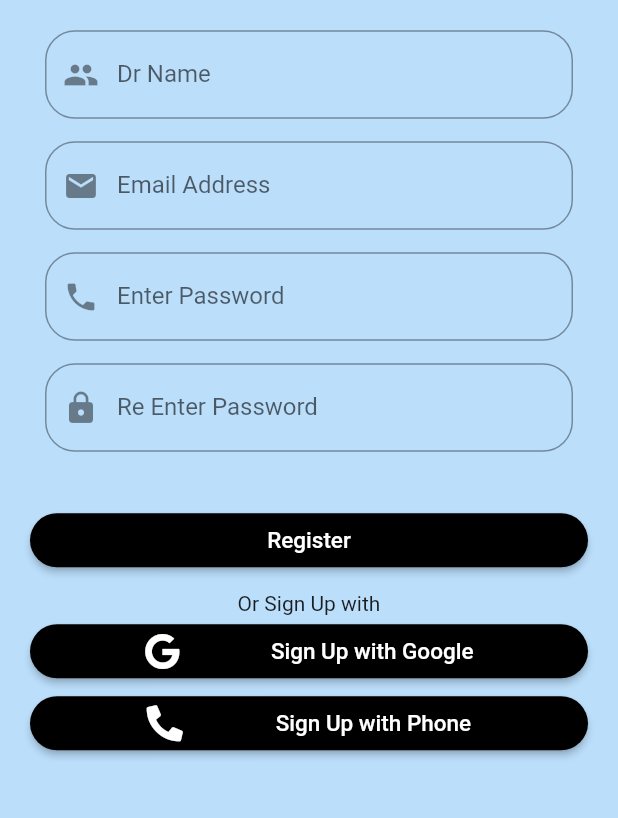
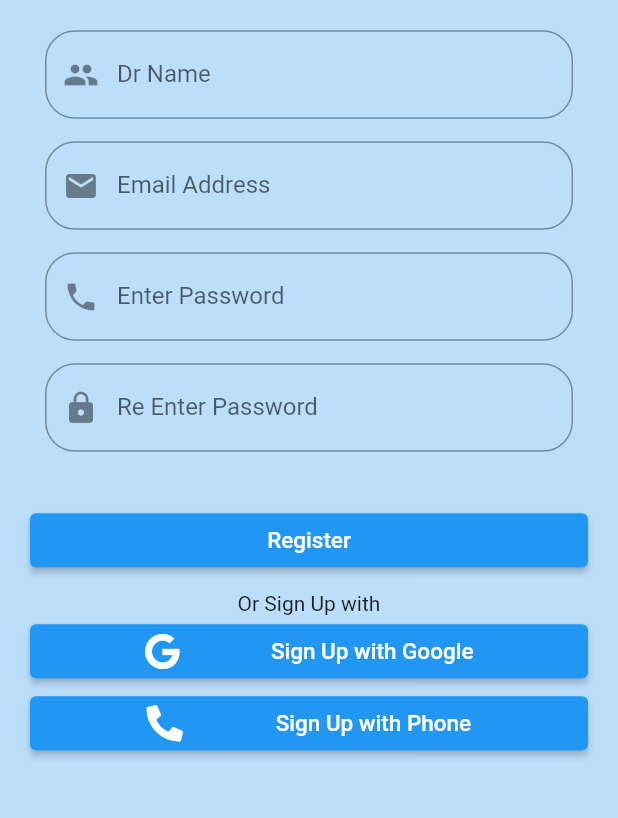
Before and after one commit to keshavpar/AyurcareKeshav, a Flutter app: the screen it shows after launch, after a tap on "Dont Have an Account? Sign Up", on a phone screen of 412 x 824 dp, the part 260-1078 px from its top. Run offline on Flutter 3.47's test engine with Material 2 defaults, Android fonts, the phone set to English and light mode, and no system bars; our stand-ins replace cloud_firestore, firebase_auth, firebase_core, firebase_storage, flutter_svg, font_awesome_flutter and 4 more; accounts and stored records are empty; network calls fail.

Commit message:
New Update

```diff
--- a/lib/screens/login_page.dart
+++ b/lib/screens/login_page.dart
@@ -158,10 +158,8 @@ class LoginPage extends GetView<LoginController> {
                           height: 50,
                           width: width - 30,
                           padding: EdgeInsets.fromLTRB(10, 0, 10, 0),
-                          child: RaisedButton(
-                            shape: RoundedRectangleBorder(
-                              borderRadius: BorderRadius.circular(18),
-                            ),
+                          child: ElevatedButton(
+
                             onPressed: () {
                               controller.checklogin();
                               print(controller.email);
@@ -183,8 +181,7 @@ class LoginPage extends GetView<LoginController> {
                                   fontSize: 20,
                                   fontWeight: FontWeight.w500),
                             ),
-                            color: Colors.black.withOpacity(0.7),
-                            splashColor: Colors.blue[900],
+
                           ),
                         ),
                         SizedBox(
@@ -192,9 +189,9 @@ class LoginPage extends GetView<LoginController> {
                         ),
                       ],
                     ),
-                    FlatButton(
-                      splashColor: Colors.black,
-                      hoverColor: Colors.black,
+
+                   TextButton(
+
                       onPressed: () {
                         Navigator.push(
                             context,
@@ -208,11 +205,8 @@ class LoginPage extends GetView<LoginController> {
                       children: [
                         Container(
                           height: 50,
-                          child: RaisedButton(
-                            shape: RoundedRectangleBorder(
-                              borderRadius: BorderRadius.circular(18),
-                            ),
-                            color: Colors.black,
+                          child: ElevatedButton(
+
                             child: Row(
                               mainAxisAlignment:
                                   MainAxisAlignment.spaceBetween,
@@ -242,7 +236,7 @@ class LoginPage extends GetView<LoginController> {
                     )
                   ],
                 ),
-                FlatButton(
+                TextButton(
                     onPressed: () {
                       Navigator.push(
                           context,
--- a/lib/screens/newUser.dart
+++ b/lib/screens/newUser.dart
@@ -119,9 +119,9 @@ class NewPatientState extends State<NewPatient> {
         print("picture uploaded");
         print(name.text);
         flag = 1;
-        Scaffold.of(context).showSnackBar(SnackBar(
-          content: Text('Details Uploaded'),
-        ));
+        // Scaffold.of(context).showSnackBar(SnackBar(
+        //   content: Text('Details Uploaded'),
+        // ));
       });
     }
 
--- a/lib/screens/register.dart
+++ b/lib/screens/register.dart
@@ -114,9 +114,8 @@ class _RegisterState extends State<Register> {
               Container(
                 width: double.infinity,
                 padding: EdgeInsets.fromLTRB(20, 0, 20, 0),
-                child: RaisedButton(
-                  shape: RoundedRectangleBorder(
-                      borderRadius: BorderRadius.circular(20)),
+                child: ElevatedButton(
+
                   onPressed: () async {
                     var em = isEmail(email.text);
                     if (em == true) {
@@ -132,7 +131,7 @@ class _RegisterState extends State<Register> {
                       AlertDialog alert = AlertDialog(
                         title: Text('Verify Your Email Address '),
                         actions: [
-                          RaisedButton(
+                          ElevatedButton(
                               child: Text('Ok'),
                               onPressed: () => Navigator.push(
                                   context,
@@ -165,12 +164,12 @@ class _RegisterState extends State<Register> {
                       }
                     }
                   },
-                  color: Colors.black,
+
                   child: Text(
                     'Register',
                     style: TextStyle(color: Colors.white, fontSize: 15),
                   ),
-                  hoverColor: Colors.black,
+
                 ),
               ),
               SizedBox(
@@ -184,10 +183,8 @@ class _RegisterState extends State<Register> {
                 padding: const EdgeInsets.only(left: 20, right: 20, bottom: 0),
                 child: Column(
                   children: [
-                    RaisedButton(
-                      shape: RoundedRectangleBorder(
-                          borderRadius: BorderRadius.circular(20)),
-                      color: Colors.black,
+                    ElevatedButton(
+
                       onPressed: () {},
                       child: Row(
                         mainAxisAlignment: MainAxisAlignment.spaceEvenly,
@@ -203,10 +200,8 @@ class _RegisterState extends State<Register> {
                         ],
                       ),
                     ),
-                    RaisedButton(
-                      shape: RoundedRectangleBorder(
-                          borderRadius: BorderRadius.circular(20)),
-                      color: Colors.black,
+                    ElevatedButton(
+
                       onPressed: () {},
                       child: Row(
                         mainAxisAlignment: MainAxisAlignment.spaceEvenly,
--- a/lib/services/home.dart
+++ b/lib/services/home.dart
@@ -62,11 +62,11 @@ class _HomeState extends State<Home> {
         builder: (context) => AlertDialog(
           title: Text('Do you really want to exit'),
           actions: <Widget>[
-            FlatButton(
+            TextButton(
               onPressed: () => Navigator.pop(context, false),
               child: Text('No'),
             ),
-            FlatButton(
+            TextButton(
                 child: Text('Yes'),
                 onPressed: () {
                   controller.signOut();
```
Also changed, not shown: lib/services/forgotpass.dart (+4 -4 lines), lib/splashScreen/splash1.dart (+6 -6 lines).
